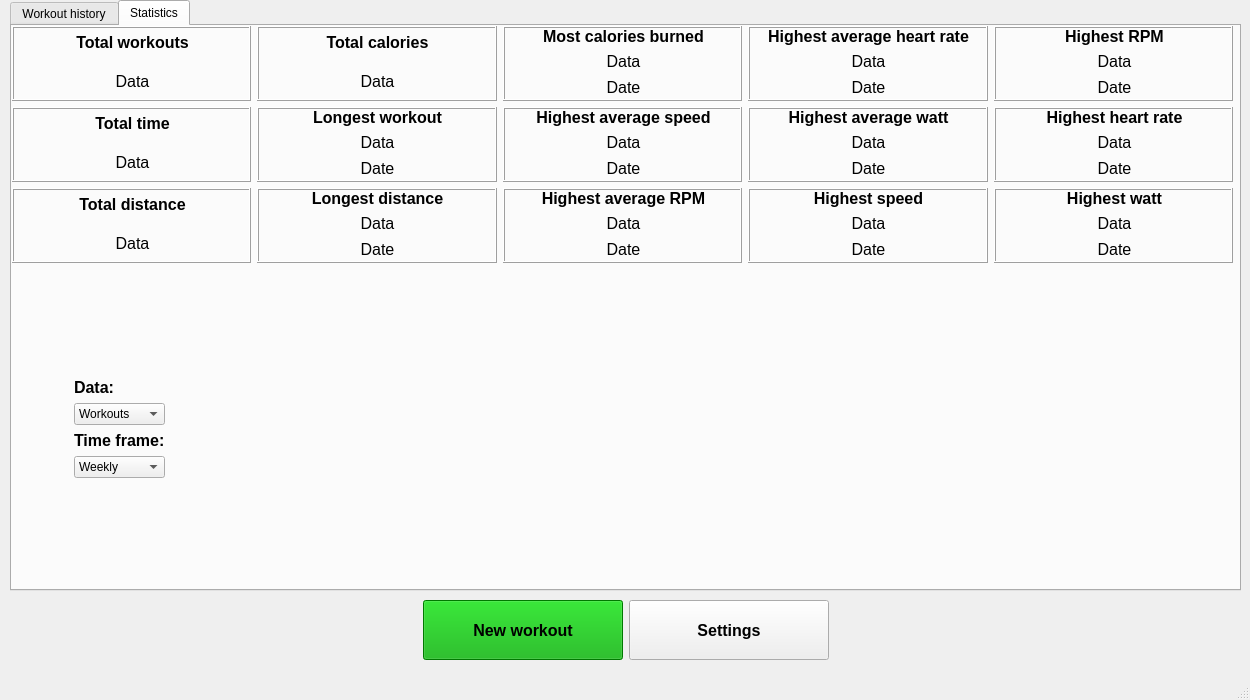
This is resources/mainwindow.ui in CGodiksen/exercise-bike-logger as Qt 5 draws it before an edit. The edited form follows.
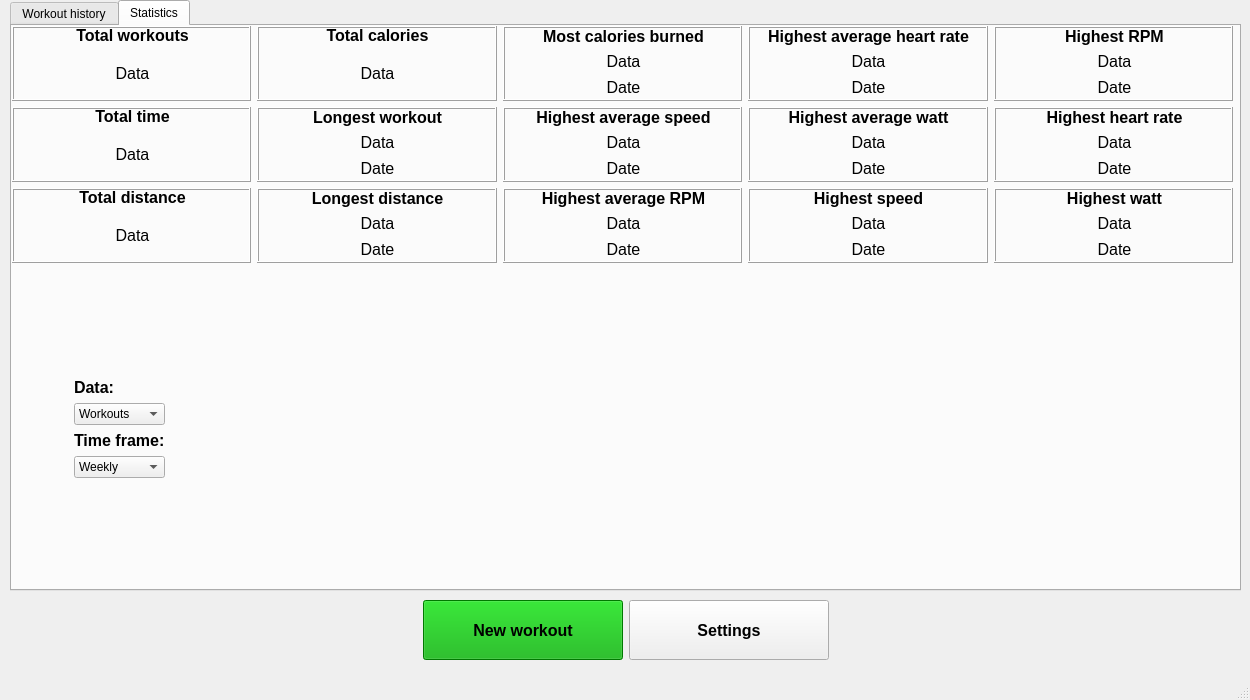
This is the edited form. Custom widgets are drawn as their Qt base class.

Commit message:
Refactored the storage setup so we now don't have separate files containing data about the same workout sessions.
Now all data is saved to the unique json files.

The edit to the form file:
```diff
--- a/resources/mainwindow.ui
+++ b/resources/mainwindow.ui
@@ -885,6 +885,19 @@
                </property>
               </widget>
              </item>
+             <item>
+              <spacer name="verticalSpacer_9">
+               <property name="orientation">
+                <enum>Qt::Vertical</enum>
+               </property>
+               <property name="sizeHint" stdset="0">
+                <size>
+                 <width>20</width>
+                 <height>40</height>
+                </size>
+               </property>
+              </spacer>
+             </item>
              <item>
               <widget class="QLabel" name="totalDistanceLabel">
                <property name="font">
@@ -900,6 +913,19 @@
                </property>
               </widget>
              </item>
+             <item>
+              <spacer name="verticalSpacer_4">
+               <property name="orientation">
+                <enum>Qt::Vertical</enum>
+               </property>
+               <property name="sizeHint" stdset="0">
+                <size>
+                 <width>20</width>
+                 <height>40</height>
+                </size>
+               </property>
+              </spacer>
+             </item>
             </layout>
            </widget>
           </widget>
@@ -1566,6 +1592,19 @@
                </property>
               </widget>
              </item>
+             <item>
+              <spacer name="verticalSpacer_10">
+               <property name="orientation">
+                <enum>Qt::Vertical</enum>
+               </property>
+               <property name="sizeHint" stdset="0">
+                <size>
+                 <width>20</width>
+                 <height>40</height>
+                </size>
+               </property>
+              </spacer>
+             </item>
              <item>
               <widget class="QLabel" name="totalWorkoutsLabel">
                <property name="font">
@@ -1581,6 +1620,19 @@
                </property>
               </widget>
              </item>
+             <item>
+              <spacer name="verticalSpacer_6">
+               <property name="orientation">
+                <enum>Qt::Vertical</enum>
+               </property>
+               <property name="sizeHint" stdset="0">
+                <size>
+                 <width>20</width>
+                 <height>40</height>
+                </size>
+               </property>
+              </spacer>
+             </item>
             </layout>
            </widget>
           </widget>
@@ -1695,6 +1747,19 @@
                </property>
               </widget>
              </item>
+             <item>
+              <spacer name="verticalSpacer_8">
+               <property name="orientation">
+                <enum>Qt::Vertical</enum>
+               </property>
+               <property name="sizeHint" stdset="0">
+                <size>
+                 <width>20</width>
+                 <height>40</height>
+                </size>
+               </property>
+              </spacer>
+             </item>
              <item>
               <widget class="QLabel" name="totalTimeLabel">
                <property name="font">
@@ -1710,6 +1775,19 @@
                </property>
               </widget>
              </item>
+             <item>
+              <spacer name="verticalSpacer_5">
+               <property name="orientation">
+                <enum>Qt::Vertical</enum>
+               </property>
+               <property name="sizeHint" stdset="0">
+                <size>
+                 <width>20</width>
+                 <height>40</height>
+                </size>
+               </property>
+              </spacer>
+             </item>
             </layout>
            </widget>
           </widget>
@@ -1749,6 +1827,19 @@
                </property>
               </widget>
              </item>
+             <item>
+              <spacer name="verticalSpacer_11">
+               <property name="orientation">
+                <enum>Qt::Vertical</enum>
+               </property>
+               <property name="sizeHint" stdset="0">
+                <size>
+                 <width>20</width>
+                 <height>40</height>
+                </size>
+               </property>
+              </spacer>
+             </item>
              <item>
               <widget class="QLabel" name="totalCaloriesLabel">
                <property name="font">
@@ -1764,6 +1855,19 @@
                </property>
               </widget>
              </item>
+             <item>
+              <spacer name="verticalSpacer_7">
+               <property name="orientation">
+                <enum>Qt::Vertical</enum>
+               </property>
+               <property name="sizeHint" stdset="0">
+                <size>
+                 <width>20</width>
+                 <height>40</height>
+                </size>
+               </property>
+              </spacer>
+             </item>
             </layout>
            </widget>
           </widget>
```
Left out of the diff: 2 changed lines with no effect on the pictures. The commit also changes 1 other file.
